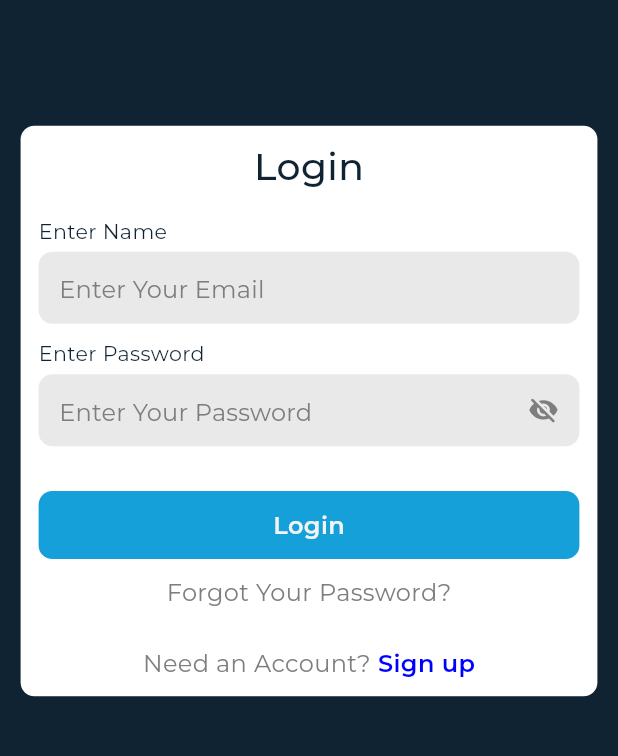
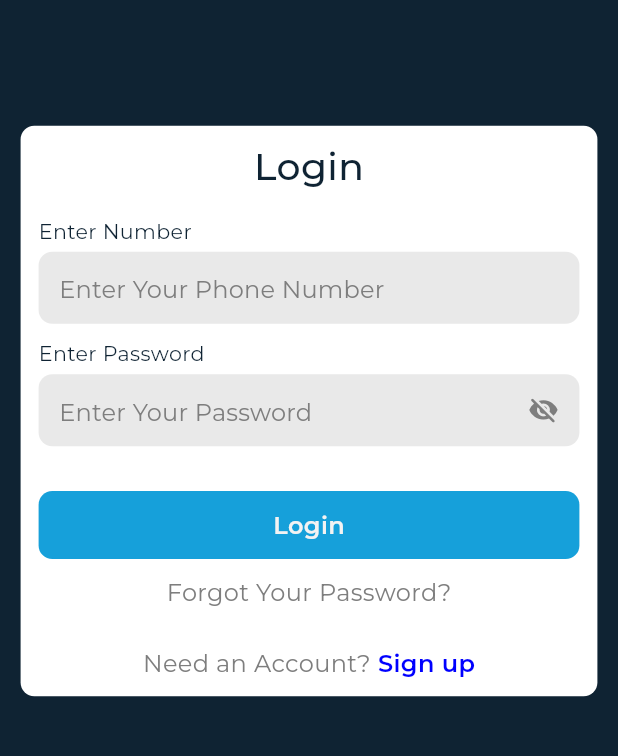
Before and after one commit to omit-excelit/bppshop, a Flutter app: the screen it shows after launch, on a phone screen of 412 x 824 dp, the part 268-1024 px from its top. Run offline on Flutter 3.47's test engine with Material 2 defaults, Android fonts, the phone set to English and light mode, and no system bars; our stand-ins replace flutter_screenutil, flutter_svg, google_fonts, syncfusion_flutter_datagrid; accounts and stored records are empty; project files that could hold a hidden picture were left out.

Commit message:
Update login page

```diff
--- a/lib/pages/login_page.dart
+++ b/lib/pages/login_page.dart
@@ -18,7 +18,7 @@ class SigninPage extends StatefulWidget {
 }
 
 class _SigninPageState extends State<SigninPage> {
-  TextEditingController emailController = TextEditingController();
+  TextEditingController numberController = TextEditingController();
   TextEditingController passwordController = TextEditingController();
   bool _obscureText = true;
 
@@ -57,15 +57,15 @@ class _SigninPageState extends State<SigninPage> {
                         child: Column(
                           crossAxisAlignment: CrossAxisAlignment.start,
                           children: [
-                            Text("Enter Name",style: myStyleMontserrat(12.sp, primaryBlack, FontWeight.w400),),
+                            Text("Enter Number",style: myStyleMontserrat(12.sp, primaryBlack, FontWeight.w400),),
                             SizedBox(height: 4.h,),
                             TextFormField(
                               textInputAction: TextInputAction.next,
-                              controller: emailController,
+                              controller: numberController,
                               style: TextStyle(color: secondaryBlack),
                               decoration: InputDecoration(
                                 contentPadding: EdgeInsets.only(left: 12.w, right: 12.w),
-                                hintText: "Enter Your Email",
+                                hintText: "Enter Your Phone Number",
                                 hintStyle: myStyleMontserrat(14.sp, secondaryBlack, FontWeight.w400),
                                 filled: true,
                                 fillColor: textFieldColor,
--- a/lib/providers/bottom_navigation_bar_provider.dart
+++ b/lib/providers/bottom_navigation_bar_provider.dart
@@ -0,0 +1,7 @@
+import 'package:flutter/foundation.dart';
+
+class BottomNavigationBarProvider with ChangeNotifier{
+
+
+
+}
```
